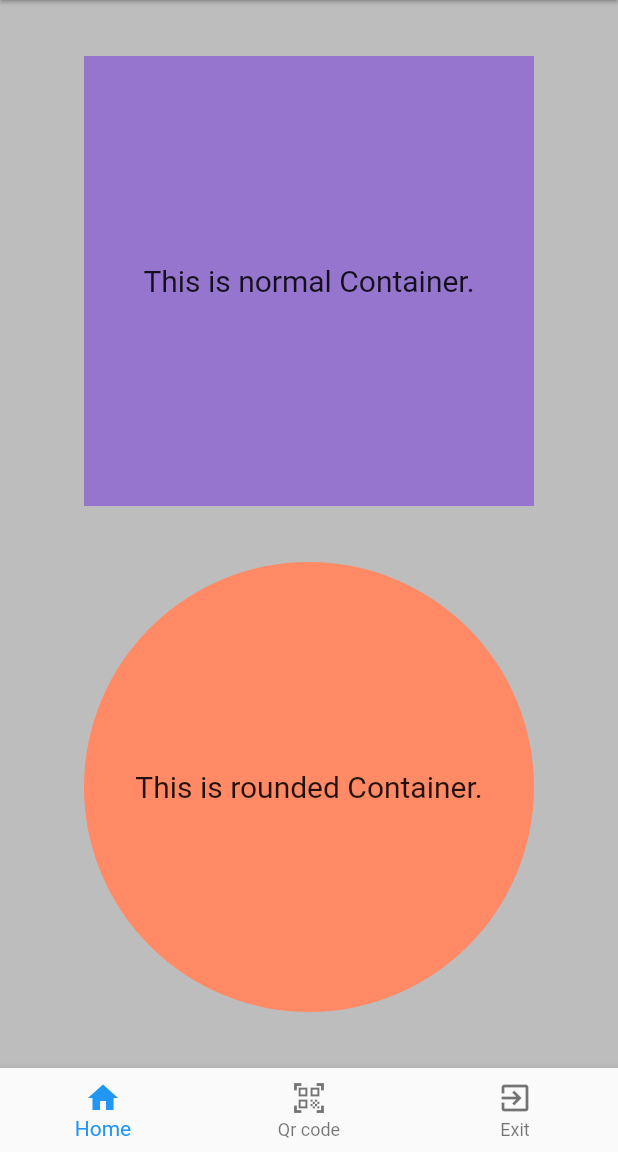
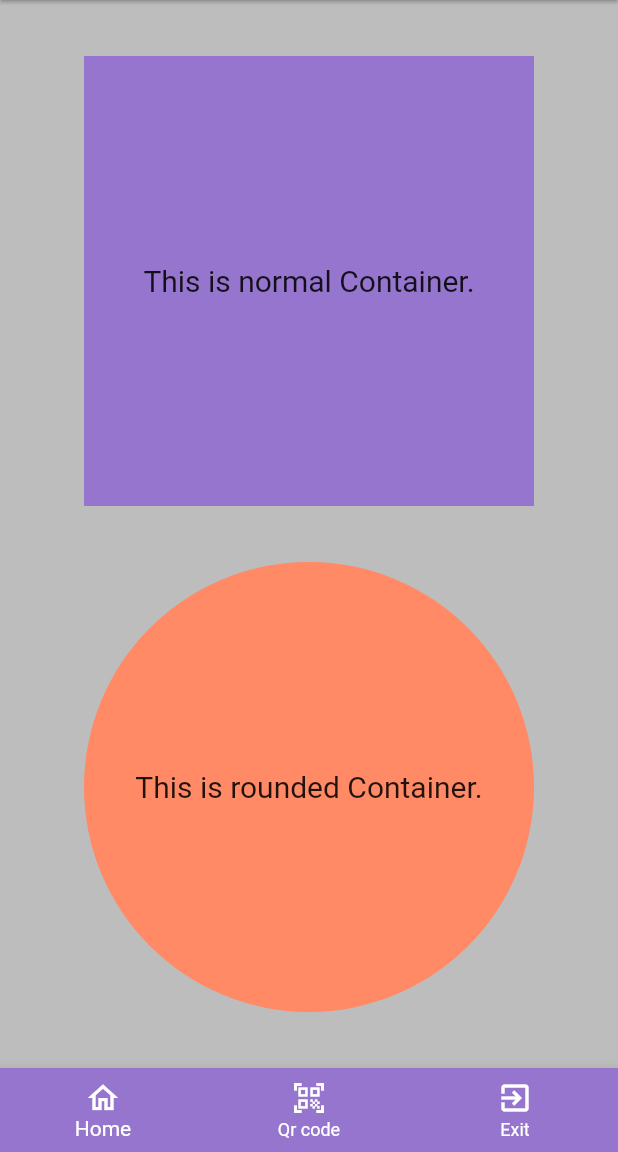
Before and after one commit to ShakriyaPanday/basic_ui, a Flutter app: the screen it shows after launch, on a phone screen of 412 x 824 dp, the part 84-1236 px from its top. Run offline on Flutter 3.47's test engine with Material 2 defaults, Android fonts, the phone set to English and light mode, and no system bars.

Commit message:
Bottom nav bar customized

```diff
--- a/lib/pages/homepage.dart
+++ b/lib/pages/homepage.dart
@@ -11,13 +11,19 @@ class HomePage extends StatelessWidget {
   @override
   Widget build(BuildContext context) {
     return Scaffold(
-      bottomNavigationBar:
-          BottomNavigationBar(type: BottomNavigationBarType.fixed, items: [
-        BottomNavigationBarItem(icon: Icon(Icons.home), label: "Home"),
-        BottomNavigationBarItem(
-            icon: Icon(Icons.qr_code_scanner), label: "Qr code"),
-        BottomNavigationBarItem(icon: Icon(Icons.exit_to_app), label: "Exit"),
-      ]),
+      bottomNavigationBar: BottomNavigationBar(
+          type: BottomNavigationBarType.fixed,
+          backgroundColor: Colors.deepPurple[300],
+          selectedItemColor: Colors.white,
+          unselectedItemColor: Colors.white,
+          items: [
+            BottomNavigationBarItem(
+                icon: Icon(Icons.home_outlined), label: "Home"),
+            BottomNavigationBarItem(
+                icon: Icon(Icons.qr_code_scanner), label: "Qr code"),
+            BottomNavigationBarItem(
+                icon: Icon(Icons.exit_to_app), label: "Exit"),
+          ]),
       backgroundColor: Colors.grey[400],
       appBar: AppBar(
         title: Text("Basic UI"),
```
